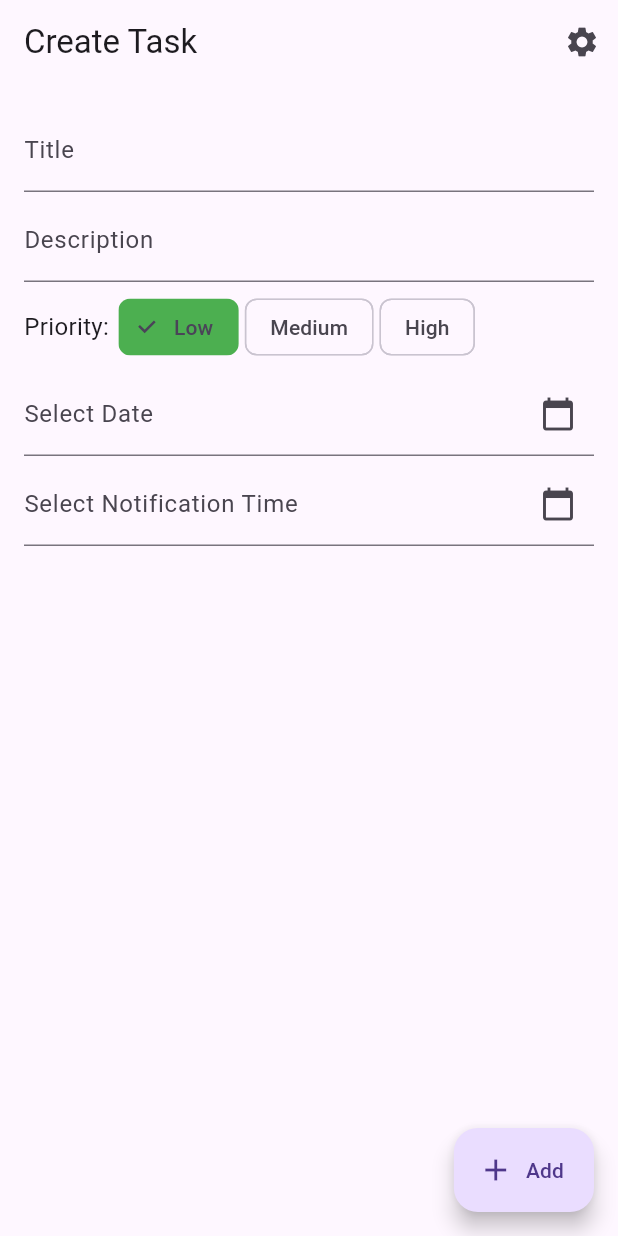
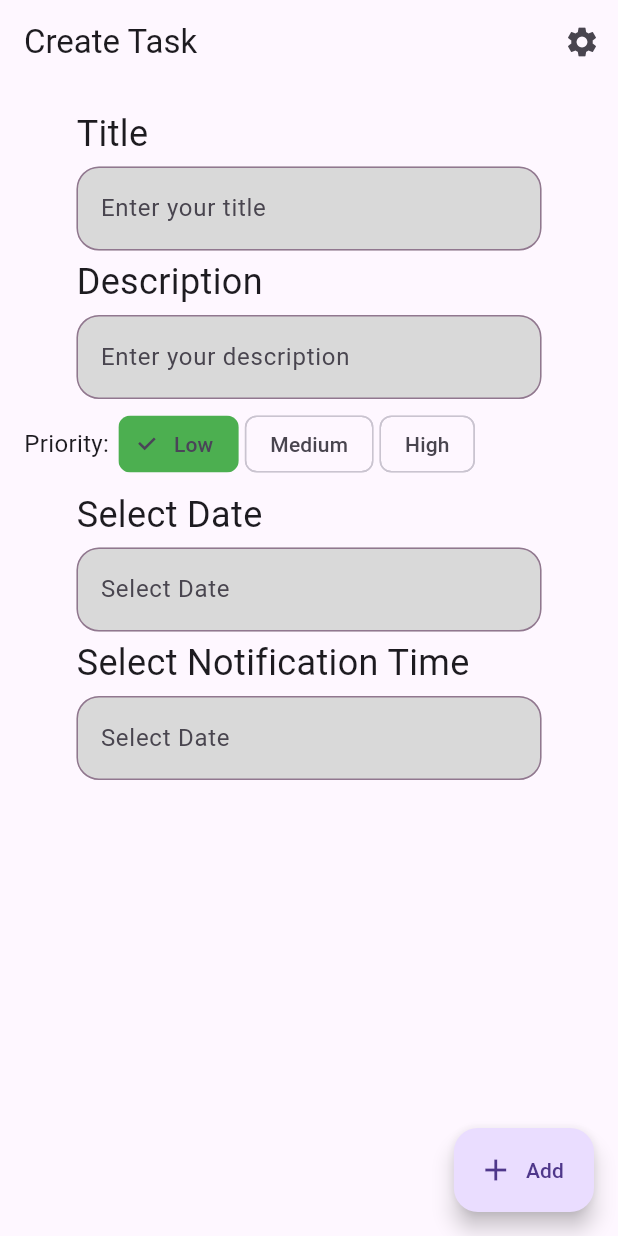
Before and after one commit to LifeBalance2023/App, a Flutter app: the screen it shows after launch, on a phone screen of 412 x 824 dp. Run offline on Flutter 3.47's test engine with Material 3 defaults, Android fonts, the light colour scheme and no system bars; our stand-ins replace dio, equatable, firebase_auth, firebase_core, flutter_bloc, flutter_dotenv and 5 more; accounts and stored records are empty; Roboto replaces fonts that are missing (JejuGothic).

Commit message:
Migrated to new custome Text field

```diff
--- a/frontend/lib/screens/task_creator/task_creator_screen.dart
+++ b/frontend/lib/screens/task_creator/task_creator_screen.dart
@@ -1,5 +1,6 @@
 import 'package:flutter/material.dart';
 import 'package:flutter_bloc/flutter_bloc.dart';
+import 'package:frontend/components/form_textfield.dart';
 import 'package:frontend/router/router.dart';
 import 'package:frontend/screens/task_creator/bloc/task_creator_bloc.dart';
 import 'package:frontend/screens/task_creator/bloc/task_creator_event.dart';
@@ -92,9 +93,11 @@ class TaskCreatorScreen extends StatelessWidget {
           children: <Widget>[
             Padding(
               padding: const EdgeInsets.only(bottom: 2.0),
-              child: TextField(
+              child: FormTextfieldComponent(
                 controller: titleTextController,
-                decoration: const InputDecoration(labelText: 'Title'),
+                fieldName: 'Title',
+                hintText: 'Enter your title',
+                obscureText: true,
                 onChanged: (value) {
                   taskCreatorBloc.add(TaskCreatorTitleChanged(value));
                 },
@@ -102,9 +105,11 @@ class TaskCreatorScreen extends StatelessWidget {
             ),
             Padding(
               padding: const EdgeInsets.symmetric(vertical: 2.0),
-              child: TextField(
+              child: FormTextfieldComponent(
                 controller: descriptionTextController,
-                decoration: const InputDecoration(labelText: 'Description'),
+                fieldName: 'Description',
+                hintText: 'Enter your description',
+                obscureText: true,
                 onChanged: (value) {
                   taskCreatorBloc.add(TaskCreatorDescriptionChanged(value));
                 },
@@ -165,12 +170,11 @@ class TaskCreatorScreen extends StatelessWidget {
     required DateTime selectedDate,
     required Function(DateTime) onDateChanged,
   }) =>
-      TextFormField(
+      FormTextfieldComponent(
         controller: dateTextController,
-        decoration: InputDecoration(
-          labelText: label,
-          suffixIcon: const Icon(Icons.calendar_today),
-        ),
+        fieldName: label,
+        hintText: 'Select Date',
+        obscureText: true,
         readOnly: true,
         onTap: () async {
           DateTime? picked = await showDatePicker(
```
